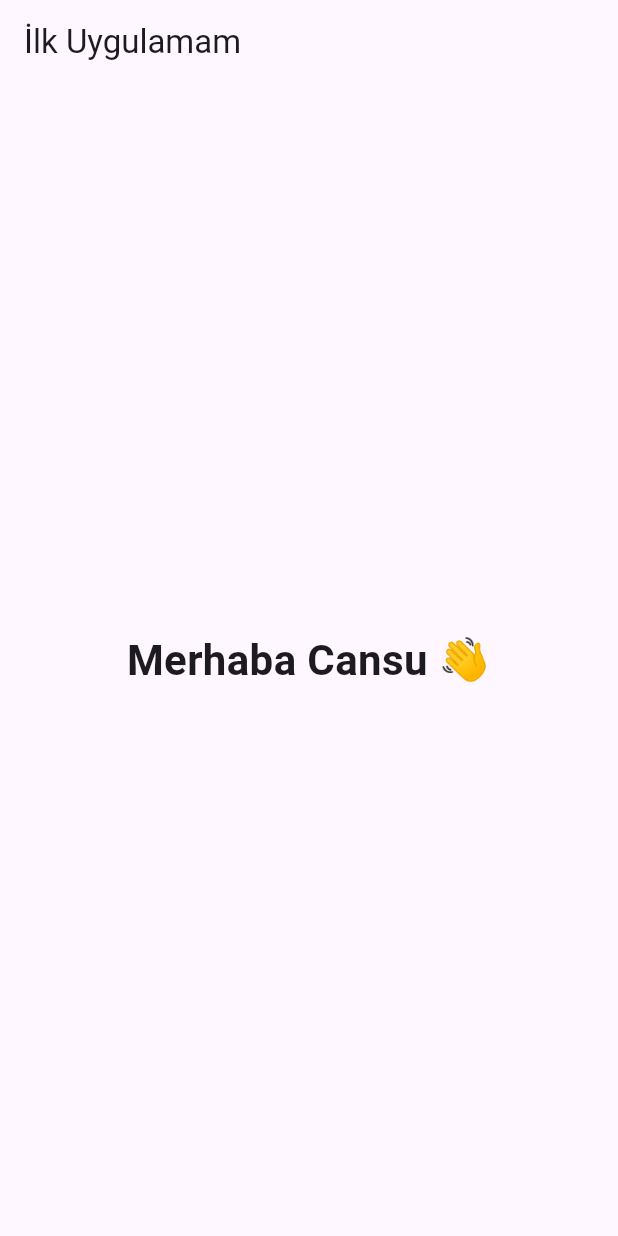
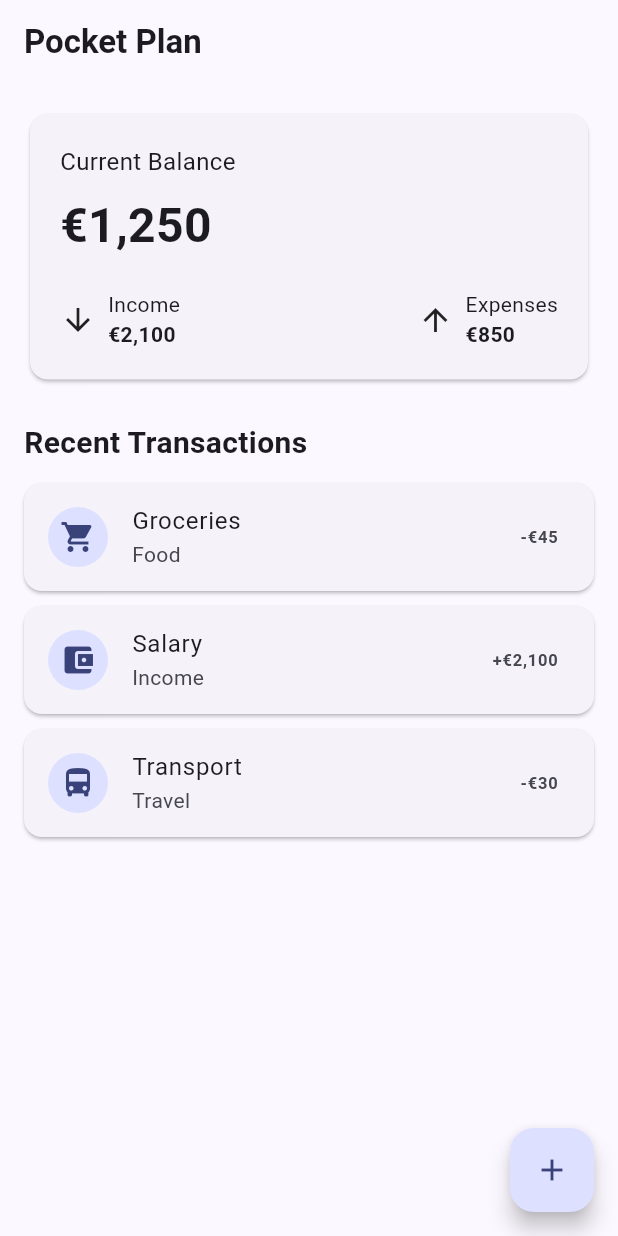
Before and after one commit to cansugedik/pocket_plan, a Flutter app: the screen it shows after launch, on a phone screen of 412 x 824 dp. Run offline on Flutter 3.47's test engine with Material 3 defaults, Android fonts, the phone set to English and light mode, and no system bars.

Commit message:
Build initial Pocket Plan dashboard

```diff
--- a/lib/main.dart
+++ b/lib/main.dart
@@ -1,27 +1,203 @@
 import 'package:flutter/material.dart';
 
 void main() {
-  runApp(const MyApp());
+  runApp(const PocketPlanApp());
 }
 
-class MyApp extends StatelessWidget {
-  const MyApp({super.key});
+class PocketPlanApp extends StatelessWidget {
+  const PocketPlanApp({super.key});
 
   @override
   Widget build(BuildContext context) {
     return MaterialApp(
       debugShowCheckedModeBanner: false,
-      home: Scaffold(
-        appBar: AppBar(
-          title: const Text('İlk Uygulamam'),
+      title: 'Pocket Plan',
+      theme: ThemeData(
+        useMaterial3: true,
+        colorScheme: ColorScheme.fromSeed(
+          seedColor: Colors.indigo,
         ),
-        body: const Center(
-          child: Text(
-            'Merhaba Cansu 👋',
-            style: TextStyle(
-              fontSize: 28,
-              fontWeight: FontWeight.bold,
+      ),
+      home: const HomePage(),
+    );
+  }
+}
+
+class HomePage extends StatelessWidget {
+  const HomePage({super.key});
+
+  @override
+  Widget build(BuildContext context) {
+    return Scaffold(
+      appBar: AppBar(
+        title: const Text(
+          'Pocket Plan',
+          style: TextStyle(
+            fontWeight: FontWeight.bold,
+          ),
+        ),
+      ),
+      body: Padding(
+        padding: const EdgeInsets.all(16),
+        child: Column(
+          crossAxisAlignment: CrossAxisAlignment.start,
+          children: [
+            const BalanceCard(),
+            const SizedBox(height: 24),
+            const Text(
+              'Recent Transactions',
+              style: TextStyle(
+                fontSize: 20,
+                fontWeight: FontWeight.bold,
+              ),
             ),
+            const SizedBox(height: 12),
+            Expanded(
+              child: ListView(
+                children: const [
+                  TransactionItem(
+                    title: 'Groceries',
+                    subtitle: 'Food',
+                    amount: '-€45',
+                    icon: Icons.shopping_cart,
+                  ),
+                  TransactionItem(
+                    title: 'Salary',
+                    subtitle: 'Income',
+                    amount: '+€2,100',
+                    icon: Icons.account_balance_wallet,
+                  ),
+                  TransactionItem(
+                    title: 'Transport',
+                    subtitle: 'Travel',
+                    amount: '-€30',
+                    icon: Icons.directions_bus,
+                  ),
+                ],
+              ),
+            ),
+          ],
+        ),
+      ),
+      floatingActionButton: FloatingActionButton(
+        onPressed: () {},
+        child: const Icon(Icons.add),
+      ),
+    );
+  }
+}
+
+class BalanceCard extends StatelessWidget {
+  const BalanceCard({super.key});
+
+  @override
+  Widget build(BuildContext context) {
+    return Card(
+      child: Padding(
+        padding: const EdgeInsets.all(20),
+        child: Column(
+          crossAxisAlignment: CrossAxisAlignment.start,
+          children: [
+            const Text(
+              'Current Balance',
+              style: TextStyle(
+                fontSize: 16,
+              ),
+            ),
+            const SizedBox(height: 8),
+            const Text(
+              '€1,250',
+              style: TextStyle(
+                fontSize: 32,
+                fontWeight: FontWeight.bold,
+              ),
+            ),
+            const SizedBox(height: 20),
+            Row(
+              mainAxisAlignment: MainAxisAlignment.spaceBetween,
+              children: const [
+                SummaryItem(
+                  title: 'Income',
+                  amount: '€2,100',
+                  icon: Icons.arrow_downward,
+                ),
+                SummaryItem(
+                  title: 'Expenses',
+                  amount: '€850',
+                  icon: Icons.arrow_upward,
+                ),
+              ],
+            ),
+          ],
+        ),
+      ),
+    );
+  }
+}
+
+class SummaryItem extends StatelessWidget {
+  final String title;
+  final String amount;
+  final IconData icon;
+
+  const SummaryItem({
+    super.key,
+    required this.title,
+    required this.amount,
+    required this.icon,
+  });
+
+  @override
+  Widget build(BuildContext context) {
+    return Row(
+      children: [
+        Icon(icon),
+        const SizedBox(width: 8),
+        Column(
+          crossAxisAlignment: CrossAxisAlignment.start,
+          children: [
+            Text(title),
+            Text(
+              amount,
+              style: const TextStyle(
+                fontWeight: FontWeight.bold,
+              ),
+            ),
+          ],
+        ),
+      ],
+    );
+  }
+}
+
+class TransactionItem extends StatelessWidget {
+  final String title;
+  final String subtitle;
+  final String amount;
+  final IconData icon;
+
+  const TransactionItem({
+    super.key,
+    required this.title,
+    required this.subtitle,
+    required this.amount,
+    required this.icon,
+  });
+
+  @override
+  Widget build(BuildContext context) {
+    return Card(
+      margin: const EdgeInsets.only(bottom: 10),
+      child: ListTile(
+        leading: CircleAvatar(
+          child: Icon(icon),
+        ),
+        title: Text(title),
+        subtitle: Text(subtitle),
+        trailing: Text(
+          amount,
+          style: const TextStyle(
+            fontWeight: FontWeight.bold,
           ),
         ),
       ),
```
